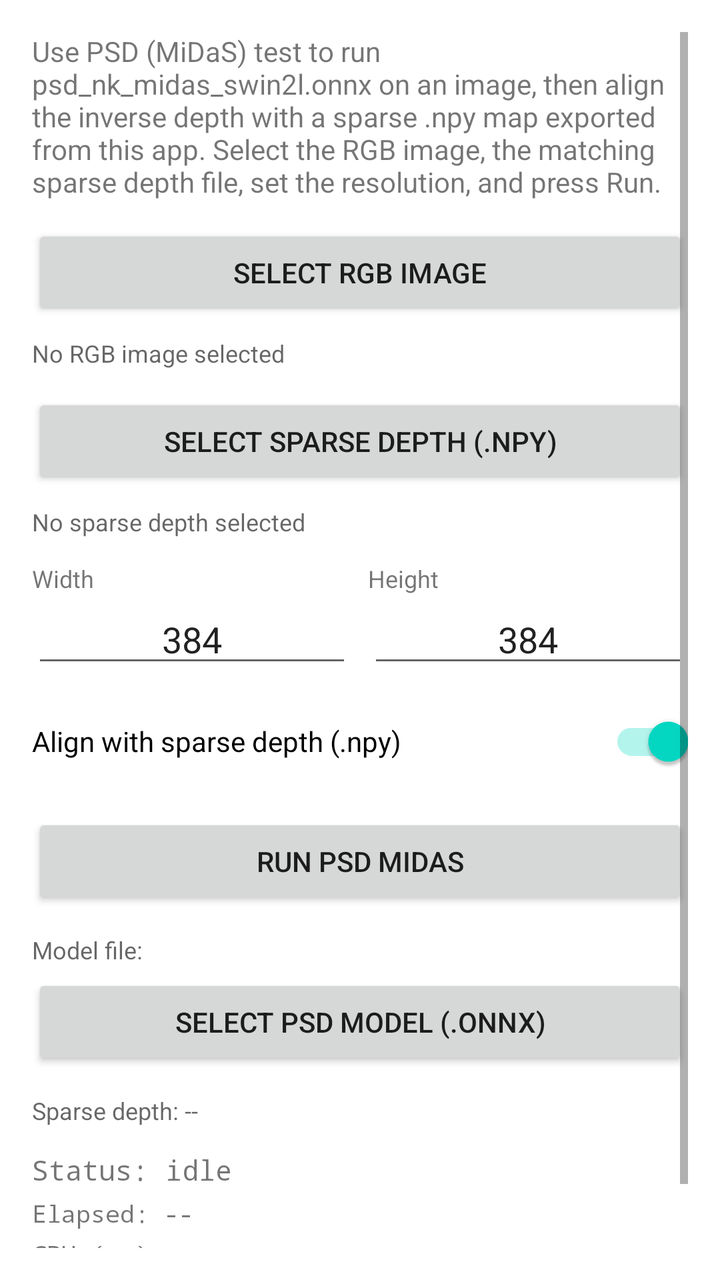
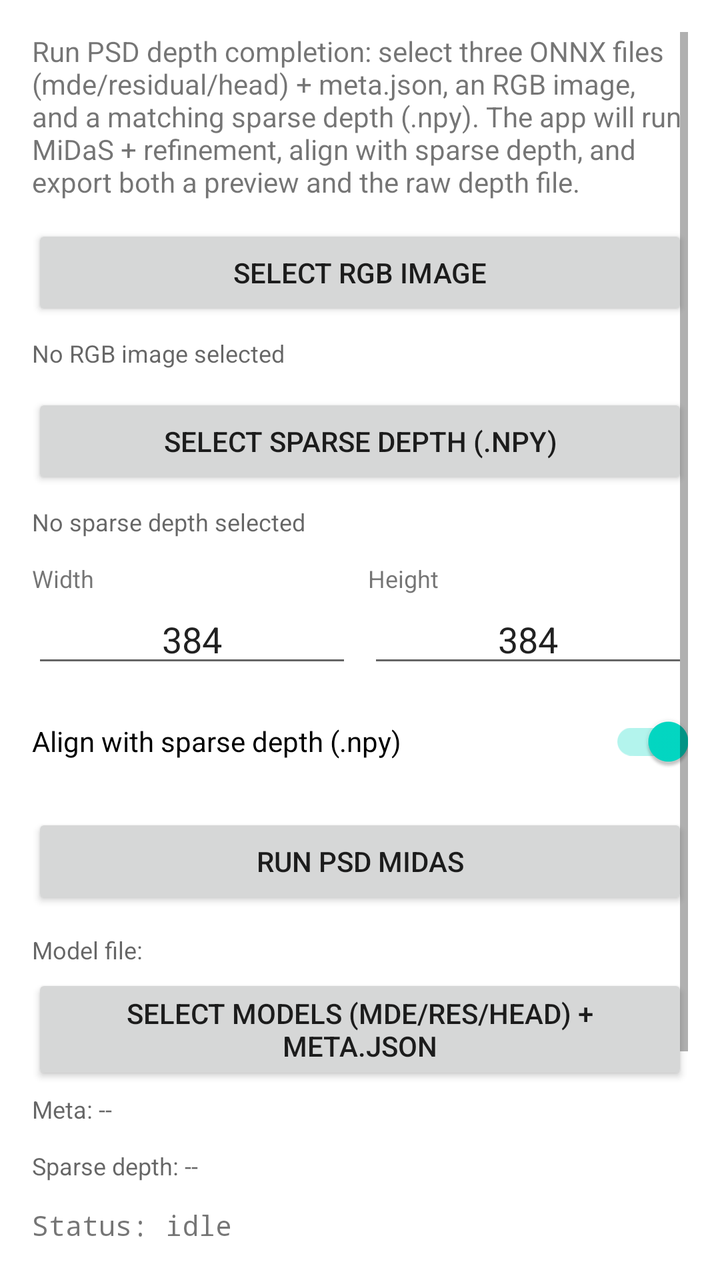

Before-and-after screenshots of an Android layout around one commit, followed by the original layout XML and the change that was made.
<!-- AndroidManifest.xml: application theme Theme.Rebuild_edge -->
<!-- res/layout/fragment_psd_midas.xml -->
<?xml version="1.0" encoding="utf-8"?>
<ScrollView xmlns:android="http://schemas.android.com/apk/res/android"
    xmlns:tools="http://schemas.android.com/tools"
    android:layout_width="match_parent"
    android:layout_height="match_parent"
    android:padding="16dp"
    tools:context=".ui.psd.PsdMidasTestFragment">

    <LinearLayout
        android:layout_width="match_parent"
        android:layout_height="wrap_content"
        android:gravity="center_horizontal"
        android:orientation="vertical">

        <TextView
            android:id="@+id/txtIntro"
            android:layout_width="match_parent"
            android:layout_height="wrap_content"
            android:paddingBottom="12dp"
            android:text="Use PSD (MiDaS) test to run psd_nk_midas_swin2l.onnx on an image, then align the inverse depth with a sparse .npy map exported from this app. Select the RGB image, the matching sparse depth file, set the resolution, and press Run."
            android:textSize="14sp" />

        <Button
            android:id="@+id/btnSelectImage"
            android:layout_width="match_parent"
            android:layout_height="wrap_content"
            android:text="Select RGB image" />

        <TextView
            android:id="@+id/txtSelectedImage"
            android:layout_width="match_parent"
            android:layout_height="wrap_content"
            android:paddingTop="8dp"
            android:text="No RGB image selected"
            android:textColor="?android:attr/textColorSecondary"
            android:textSize="12sp" />

        <Button
            android:id="@+id/btnSelectSparse"
            android:layout_width="match_parent"
            android:layout_height="wrap_content"
            android:layout_marginTop="12dp"
            android:text="Select sparse depth (.npy)" />

        <TextView
            android:id="@+id/txtSelectedSparse"
            android:layout_width="match_parent"
            android:layout_height="wrap_content"
            android:paddingTop="8dp"
            android:text="No sparse depth selected"
            android:textColor="?android:attr/textColorSecondary"
            android:textSize="12sp" />

        <ImageView
            android:id="@+id/imgPreview"
            android:layout_width="match_parent"
            android:layout_height="200dp"
            android:layout_marginTop="12dp"
            android:adjustViewBounds="true"
            android:scaleType="fitCenter"
            android:contentDescription="@string/menu_psd_midas_test"
            android:visibility="gone" />

        <LinearLayout
            android:layout_width="match_parent"
            android:layout_height="wrap_content"
            android:layout_marginTop="12dp"
            android:orientation="horizontal">

            <LinearLayout
                android:layout_width="0dp"
                android:layout_height="wrap_content"
                android:layout_weight="1"
                android:orientation="vertical">

                <TextView
                    android:layout_width="match_parent"
                    android:layout_height="wrap_content"
                    android:text="Width"
                    android:textSize="12sp" />

                <EditText
                    android:id="@+id/editWidth"
                    android:layout_width="match_parent"
                    android:layout_height="wrap_content"
                    android:gravity="center"
                    android:inputType="number"
                    android:maxLines="1"
                    android:text="384" />
            </LinearLayout>

            <LinearLayout
                android:layout_width="0dp"
                android:layout_height="wrap_content"
                android:layout_marginStart="8dp"
                android:layout_weight="1"
                android:orientation="vertical">

                <TextView
                    android:layout_width="match_parent"
                    android:layout_height="wrap_content"
                    android:text="Height"
                    android:textSize="12sp" />

                <EditText
                    android:id="@+id/editHeight"
                    android:layout_width="match_parent"
                    android:layout_height="wrap_content"
                    android:gravity="center"
                    android:inputType="number"
                    android:maxLines="1"
                    android:text="384" />
            </LinearLayout>
        </LinearLayout>

        <androidx.appcompat.widget.SwitchCompat
            android:id="@+id/switchAlign"
            android:layout_width="match_parent"
            android:layout_height="wrap_content"
            android:layout_marginTop="8dp"
            android:text="Align with sparse depth (.npy)"
            android:checked="true" />

        <Button
            android:id="@+id/btnRunInference"
            android:layout_width="match_parent"
            android:layout_height="wrap_content"
            android:layout_marginTop="12dp"
            android:text="Run PSD MiDaS" />

        <TextView
            android:id="@+id/txtModelPath"
            android:layout_width="match_parent"
            android:layout_height="wrap_content"
            android:layout_marginTop="12dp"
            android:text="Model file:"
            android:textColor="?android:attr/textColorSecondary"
            android:textSize="12sp" />

        <Button
            android:id="@+id/btnSelectModel"
            android:layout_width="match_parent"
            android:layout_height="wrap_content"
            android:layout_marginTop="4dp"
            android:text="Select PSD model (.onnx)" />

        <TextView
            android:id="@+id/txtSparseStats"
            android:layout_width="match_parent"
            android:layout_height="wrap_content"
            android:paddingTop="12dp"
            android:text="Sparse depth: --"
            android:textColor="?android:attr/textColorSecondary"
            android:textSize="12sp" />

        <TextView
            android:id="@+id/txtStatus"
            android:layout_width="match_parent"
            android:layout_height="wrap_content"
            android:paddingTop="12dp"
            android:text="Status: idle"
            android:textSize="14sp"
            android:typeface="monospace" />

        <TextView
            android:id="@+id/txtElapsed"
            android:layout_width="match_parent"
            android:layout_height="wrap_content"
            android:paddingTop="4dp"
            android:text="Elapsed: --"
            android:textSize="12sp"
            android:typeface="monospace" />

        <TextView
            android:id="@+id/txtCpu"
            android:layout_width="match_parent"
            android:layout_height="wrap_content"
            android:paddingTop="4dp"
            android:text="CPU (ms): --"
            android:textSize="12sp"
            android:typeface="monospace" />

        <TextView
            android:id="@+id/txtMemory"
            android:layout_width="match_parent"
            android:layout_height="wrap_content"
            android:paddingTop="4dp"
            android:text="Memory: --"
            android:textSize="12sp"
            android:typeface="monospace" />

        <TextView
            android:id="@+id/txtDepthRange"
            android:layout_width="match_parent"
            android:layout_height="wrap_content"
            android:paddingTop="4dp"
            android:text="Depth range: --"
            android:textSize="12sp"
            android:typeface="monospace" />
    </LinearLayout>
</ScrollView>
<!-- resources referenced by this layout -->
<resources>
  <string name="menu_psd_midas_test">PSD (MiDaS) test</string>
  <style name="Theme.Rebuild_edge" parent="Theme.MaterialComponents.DayNight.DarkActionBar">
          
          <item name="colorPrimary">@color/purple_500</item>
          <item name="colorPrimaryVariant">@color/purple_700</item>
          <item name="colorOnPrimary">@color/white</item>
          
          <item name="colorSecondary">@color/teal_200</item>
          <item name="colorSecondaryVariant">@color/teal_700</item>
          <item name="colorOnSecondary">@color/black</item>
          
          <item name="android:statusBarColor">?attr/colorPrimaryVariant</item>
          
      </style>
  <color name="purple_500">#FF6200EE</color>
  <color name="purple_700">#FF3700B3</color>
  <color name="white">#FFFFFFFF</color>
  <color name="teal_200">#FF03DAC5</color>
  <color name="teal_700">#FF018786</color>
  <color name="black">#FF000000</color>
</resources>

<!-- the commit's change to res/layout/fragment_psd_midas.xml (unified diff, before → after) -->
@@ -17,7 +17,7 @@
             android:layout_width="match_parent"
             android:layout_height="wrap_content"
             android:paddingBottom="12dp"
-            android:text="Use PSD (MiDaS) test to run psd_nk_midas_swin2l.onnx on an image, then align the inverse depth with a sparse .npy map exported from this app. Select the RGB image, the matching sparse depth file, set the resolution, and press Run."
+            android:text="Run PSD depth completion: select three ONNX files (mde/residual/head) + meta.json, an RGB image, and a matching sparse depth (.npy). The app will run MiDaS + refinement, align with sparse depth, and export both a preview and the raw depth file."
             android:textSize="14sp" />
 
         <Button
@@ -142,7 +142,16 @@
             android:layout_width="match_parent"
             android:layout_height="wrap_content"
             android:layout_marginTop="4dp"
-            android:text="Select PSD model (.onnx)" />
+            android:text="Select models (mde/res/head) + meta.json" />
+
+        <TextView
+            android:id="@+id/txtMeta"
+            android:layout_width="match_parent"
+            android:layout_height="wrap_content"
+            android:paddingTop="4dp"
+            android:text="Meta: --"
+            android:textColor="?android:attr/textColorSecondary"
+            android:textSize="12sp" />
 
         <TextView
             android:id="@+id/txtSparseStats"
@@ -197,5 +206,12 @@
             android:text="Depth range: --"
             android:textSize="12sp"
             android:typeface="monospace" />
+
+        <Button
+            android:id="@+id/btnExportDepth"
+            android:layout_width="match_parent"
+            android:layout_height="wrap_content"
+            android:layout_marginTop="12dp"
+            android:text="Share raw depth" />
     </LinearLayout>
 </ScrollView>
